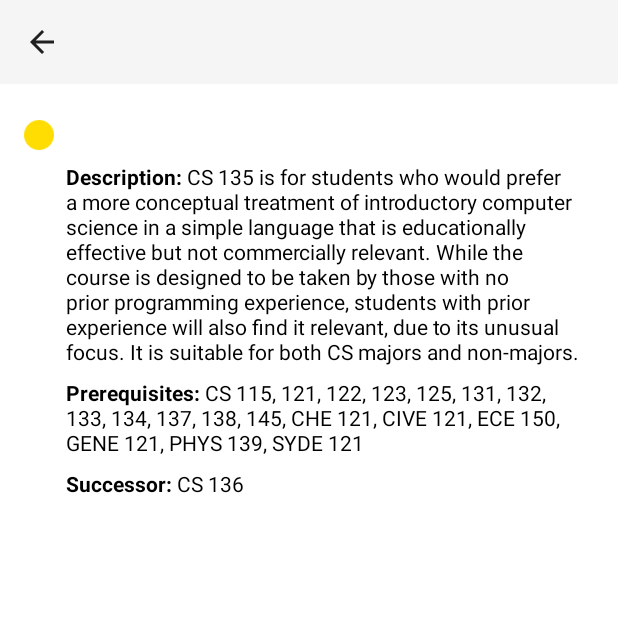
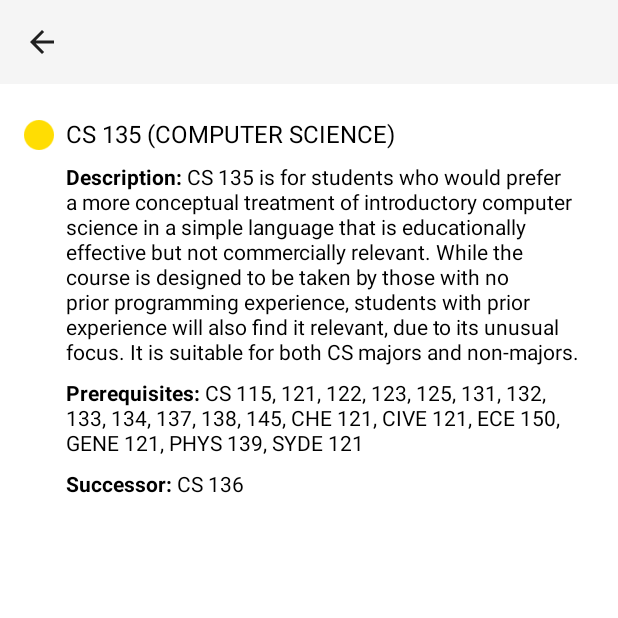
Before and after one commit to BenjaminLL/CS446, an Android app: the DescriptionActivity screen opened directly, with no data from a screen before it, on a phone screen of 412 x 824 dp, the top half of it. Run offline under Robolectric (Android 15) with nearby library versions, the phone set to English and light mode, and no system bars; Roboto replaces fonts that are not available here.

Commit message:
description

```diff
--- a/GoGrad/app/src/main/java/com/example/gograd/DescriptionActivity.java
+++ b/GoGrad/app/src/main/java/com/example/gograd/DescriptionActivity.java
@@ -16,7 +16,13 @@ import android.view.View;
 import android.widget.ImageView;
 import android.widget.TextView;
 
+import com.example.gograd.utli.*;
+
+import java.util.ArrayList;
+
 public class DescriptionActivity extends AppCompatActivity {
+
+    private ArrayList<CourseDescriptions.Content> courses;
 
     @Override
     protected void onCreate(Bundle savedInstanceState) {
@@ -37,11 +43,40 @@ public class DescriptionActivity extends AppCompatActivity {
 
         ab.setTitle(courseName);
 
+
+        /**
+         * fake data
+         */
+        courses = new ArrayList<>();
+        CourseDescriptions.Content course1 = new CourseDescriptions.Content("CS 135", "COMPUTER SCIENCE",
+                "CS 135 is for students who would prefer a more conceptual treatment of " +
+                        "introductory computer science in a simple language that is educationally effective but not commercially relevant. " +
+                        "While the course is designed to be taken by those with no prior programming experience, " +
+                        "students with prior experience will also find it relevant, due to its unusual focus. " +
+                        "It is suitable for both CS majors and non-majors.",
+                "CS 115, 121, 122, 123, 125, 131, 132, 133, 134, 137, 138, 145,  CHE 121, CIVE 121, ECE 150, GENE 121, PHYS 139, SYDE 121",
+                "CS 136");
+
+        courses.add(course1);
+
+
+
         /**
          * display the course description
          */
         ConstraintLayout rootView = findViewById(R.id.description);
         Toolbar toolbar = findViewById(R.id.my_toolbar);
+
+
+        for (int i = 0; i < courses.size(); ++i) {
+
+            // local variables
+            CourseDescriptions.Content tmpCourse = courses.get(i);
+            String name = tmpCourse.getCourseName();
+            String fulltitle = tmpCourse.getT();
+            String des = tmpCourse.getD();
+            String pre = tmpCourse.getPrereq();
+            String anti = tmpCourse.getCoreq();
 
 
             ImageView flag = new ImageView(this);
@@ -53,7 +88,7 @@ public class DescriptionActivity extends AppCompatActivity {
 
             TextView title = new TextView(this);
             title.setId(View.generateViewId());
-        title.setText(courseName);
+            title.setText(name + " (" + fulltitle + ")");
             title.setTextColor(Color.BLACK);
             title.setTextSize(16.12f);
             rootView.addView(title, new ConstraintLayout.LayoutParams(ConstraintLayout.LayoutParams.WRAP_CONTENT,
@@ -61,12 +96,7 @@ public class DescriptionActivity extends AppCompatActivity {
 
             TextView description = new TextView(this);
             description.setId(View.generateViewId());
-        String desText = "<b> Description: </b>" + "CS 135 is for students who would prefer " +
-        "a more conceptual treatment of introductory computer science in a " +
-                "simple language that is educationally effective but not commercially relevant. " +
-                "While the course is designed to be taken by those with no prior programming experience, " +
-                "students with prior experience will also find it relevant, due to its unusual focus. " +
-                "It is suitable for both CS majors and non-majors.";
+            String desText = "<b> Description: </b>" + des;
             description.setText(Html.fromHtml(desText));
             description.setTextColor(Color.BLACK);
             description.setTextSize(14.1f);
@@ -75,8 +105,7 @@ public class DescriptionActivity extends AppCompatActivity {
 
             TextView preRequest = new TextView(this);
             preRequest.setId(View.generateViewId());
-        String antiText = "<b> Prerequisites: </b>" + "CS 115, 121, 122, 123, 125, 131, 132, 133, 134, 137, 138, 145," +
-                " CHE 121, CIVE 121, ECE 150, GENE 121, PHYS 139, SYDE 121";
+            String antiText = "<b> Prerequisites: </b>" + pre;
             preRequest.setText(Html.fromHtml(antiText));
             preRequest.setTextColor(Color.BLACK);
             preRequest.setTextSize(14.1f);
@@ -86,7 +115,7 @@ public class DescriptionActivity extends AppCompatActivity {
 
             TextView coReqest = new TextView(this);
             coReqest.setId(View.generateViewId());
-        String succText = "<b> Successor: </b>" + "CS 136";
+            String succText = "<b> Successor: </b>" + anti;
             coReqest.setText(Html.fromHtml(succText));
             coReqest.setTextColor(Color.BLACK);
             coReqest.setTextSize(14.1f);
@@ -127,6 +156,7 @@ public class DescriptionActivity extends AppCompatActivity {
             constraintSet.connect(coReqest.getId(), ConstraintSet.TOP, preRequest.getId(), ConstraintSet.BOTTOM, topMargin);
 
             constraintSet.applyTo(rootView);
+        }
 
     }
 
--- a/GoGrad/app/src/main/java/com/example/gograd/utli/CourseDescriptions.java
+++ b/GoGrad/app/src/main/java/com/example/gograd/utli/CourseDescriptions.java
@@ -13,7 +13,7 @@ public class CourseDescriptions {
     private Context context;
     private String query;
 
-    public class Content{
+    public static class Content{
         private String CourseName;
         private String Title;
         private String Description;
```
Lines whose indentation alone changed are shown as unchanged.
